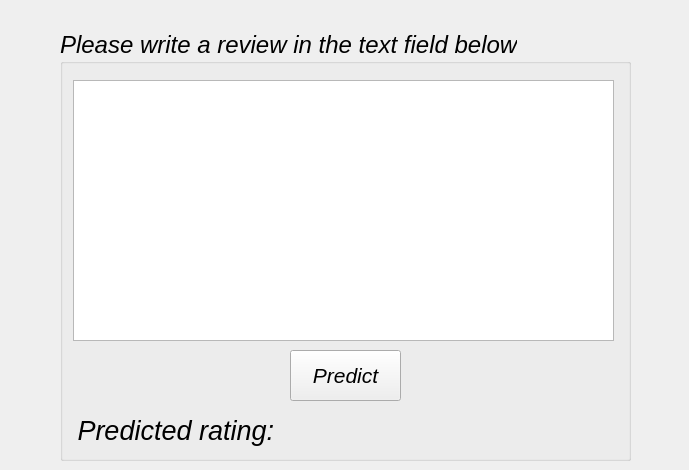
First picture: the form in frontend/main_window.ui, repository nemesszili/reviewer, before the edit.
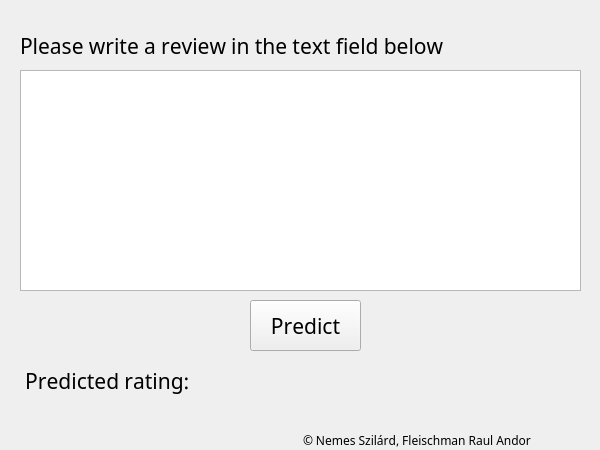
Second picture: the form after the edit.

Commit message: Review comments addressed.

The edit to the form file:
```diff
--- a/frontend/main_window.ui
+++ b/frontend/main_window.ui
@@ -2,12 +2,15 @@
 <ui version="4.0">
  <class>MainWindow</class>
  <widget class="QMainWindow" name="MainWindow">
+  <property name="enabled">
+   <bool>true</bool>
+  </property>
   <property name="geometry">
    <rect>
     <x>0</x>
     <y>0</y>
-    <width>689</width>
-    <height>470</height>
+    <width>600</width>
+    <height>450</height>
    </rect>
   </property>
   <property name="sizePolicy">
@@ -16,12 +19,24 @@
     <verstretch>0</verstretch>
    </sizepolicy>
   </property>
+  <property name="minimumSize">
+   <size>
+    <width>600</width>
+    <height>450</height>
+   </size>
+  </property>
   <property name="maximumSize">
    <size>
-    <width>1024</width>
-    <height>786</height>
+    <width>600</width>
+    <height>450</height>
    </size>
   </property>
+  <property name="font">
+   <font>
+    <family>Noto Sans Adlam</family>
+    <kerning>false</kerning>
+   </font>
+  </property>
   <property name="windowTitle">
    <string>Reviewer</string>
   </property>
@@ -32,49 +47,12 @@
    <enum>QTabWidget::Rounded</enum>
   </property>
   <widget class="QWidget" name="centralwidget">
-   <widget class="QGroupBox" name="groupBox_1">
-    <property name="geometry">
-     <rect>
-      <x>60</x>
-      <y>30</y>
-      <width>571</width>
-      <height>431</height>
-     </rect>
-    </property>
-    <property name="font">
-     <font>
-      <pointsize>18</pointsize>
-      <italic>true</italic>
-     </font>
-    </property>
-    <property name="title">
-     <string>Please write a review in the text field below</string>
-    </property>
-    <widget class="QPushButton" name="predictButton">
-     <property name="geometry">
-      <rect>
-       <x>230</x>
-       <y>320</y>
-       <width>111</width>
-       <height>51</height>
-      </rect>
-     </property>
-     <property name="font">
-      <font>
-       <pointsize>16</pointsize>
-       <italic>true</italic>
-      </font>
-     </property>
-     <property name="text">
-      <string>Predict</string>
-     </property>
-    </widget>
     <widget class="QWidget" name="horizontalLayoutWidget">
      <property name="geometry">
       <rect>
-       <x>10</x>
-       <y>380</y>
-       <width>451</width>
+      <x>20</x>
+      <y>360</y>
+      <width>401</width>
        <height>41</height>
       </rect>
      </property>
@@ -83,8 +61,8 @@
        <widget class="QLabel" name="label">
         <property name="font">
          <font>
-          <pointsize>20</pointsize>
-          <italic>true</italic>
+         <pointsize>16</pointsize>
+         <italic>false</italic>
          </font>
         </property>
         <property name="text">
@@ -110,16 +88,76 @@
       </item>
      </layout>
     </widget>
+   <widget class="QPushButton" name="predictButton">
+    <property name="geometry">
+     <rect>
+      <x>250</x>
+      <y>300</y>
+      <width>111</width>
+      <height>51</height>
+     </rect>
+    </property>
+    <property name="font">
+     <font>
+      <pointsize>16</pointsize>
+      <italic>false</italic>
+     </font>
+    </property>
+    <property name="text">
+     <string>Predict</string>
+    </property>
+    <property name="default">
+     <bool>false</bool>
+    </property>
+    <property name="flat">
+     <bool>false</bool>
+    </property>
+   </widget>
     <widget class="QTextEdit" name="reviewText">
      <property name="geometry">
       <rect>
-       <x>13</x>
-       <y>50</y>
-       <width>541</width>
-       <height>261</height>
-      </rect>
-     </property>
-    </widget>
+      <x>20</x>
+      <y>70</y>
+      <width>561</width>
+      <height>221</height>
+     </rect>
+    </property>
+    <property name="font">
+     <font>
+      <pointsize>14</pointsize>
+     </font>
+    </property>
+   </widget>
+   <widget class="QLabel" name="label_2">
+    <property name="geometry">
+     <rect>
+      <x>20</x>
+      <y>20</y>
+      <width>521</width>
+      <height>51</height>
+     </rect>
+    </property>
+    <property name="font">
+     <font>
+      <pointsize>16</pointsize>
+     </font>
+    </property>
+    <property name="text">
+     <string>Please write a review in the text field below</string>
+    </property>
+   </widget>
+   <widget class="QLabel" name="label_3">
+    <property name="geometry">
+     <rect>
+      <x>300</x>
+      <y>430</y>
+      <width>281</width>
+      <height>21</height>
+     </rect>
+    </property>
+    <property name="text">
+     <string> © Nemes Szilárd, Fleischman Raul Andor</string>
+    </property>
    </widget>
   </widget>
  </widget>
```
Lines whose indentation alone changed are shown as unchanged. The commit also changes 1 other file.
